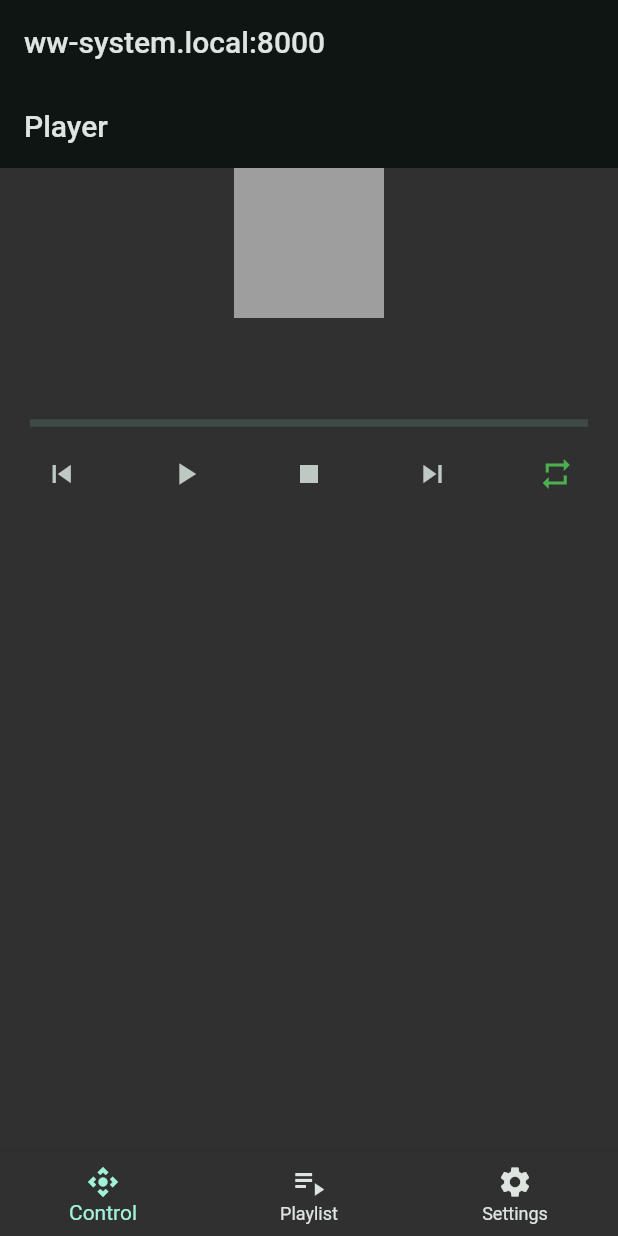
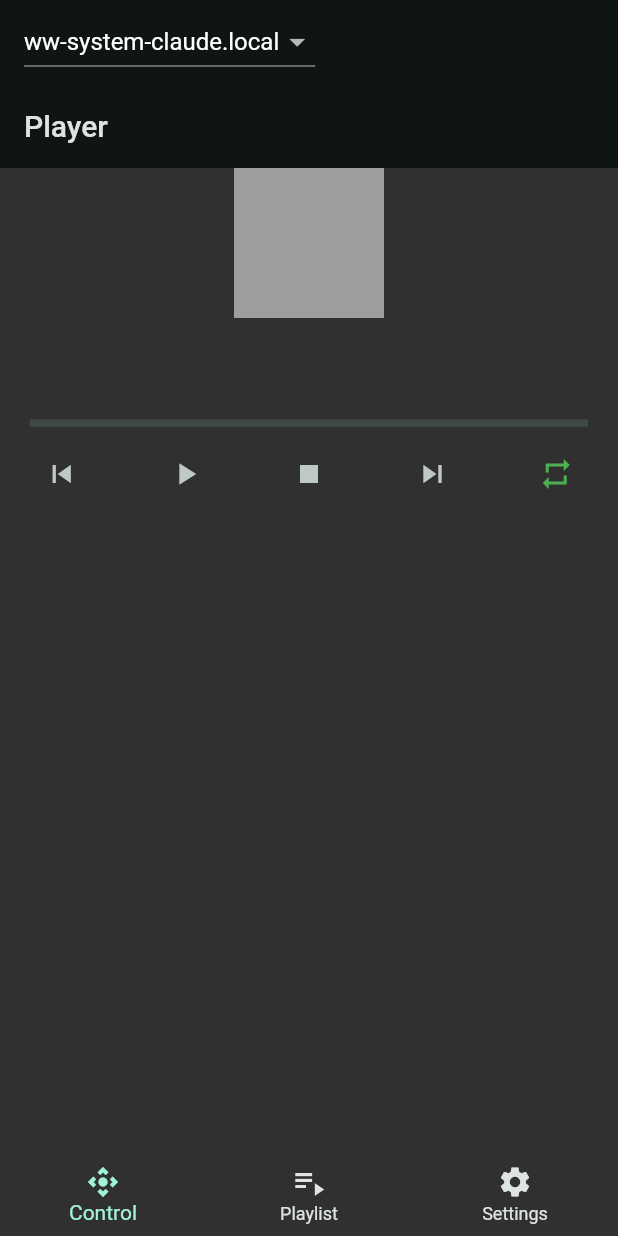
Before and after one commit to eshkrab/ww_system_gui, a Flutter app: the screen it shows after launch, on a phone screen of 412 x 824 dp. Run offline on Flutter 3.47's test engine with Material 2 defaults, Android fonts, the phone set to English and light mode, and no system bars; our stand-ins replace dio, file_picker; network calls fail.

Commit message:
nodes nodes nodes no nodes

```diff
--- a/lib/main.dart
+++ b/lib/main.dart
@@ -24,7 +24,7 @@ class MyApp extends StatelessWidget {
   Widget build(BuildContext context) {
     final appSettings = AppSettings(
       isDarkModeEnabled: true,
-      serverIP: 'ww-system.local',
+      serverIP: 'ww-system-claude.local',
       serverPort: 8000,
     );
 
@@ -72,6 +72,53 @@ class MyApp extends StatelessWidget {
   }
 }
 
+class MyHomePage extends StatelessWidget {
+  final String title;
+
+  MyHomePage({required this.title});
+
+  @override
+  Widget build(BuildContext context) {
+    return Consumer3<AppSettingsProvider, NavigationProvider, PlayerProvider>(
+      builder: (context, appSettingsProvider, navProvider, playerProvider, _) {
+        return Scaffold(
+          appBar: AppBar(
+            title: DropdownButton(
+              value: appSettingsProvider.appSettings.serverIP,
+              onChanged: (value) {
+                appSettingsProvider.updateServerSettings(
+                    serverIP: value.toString());
+              },
+              items: appSettingsProvider.appSettings.serverNodes
+                  .map<DropdownMenuItem<String>>((node) {
+                return DropdownMenuItem(
+                  value: node.ip ?? node.hostname!,
+                  child: Text(node.ip ?? node.hostname!),
+                );
+              }).toList(),
+            ),
+          ),
+          body: IndexedStack(
+            index: navProvider.selectedIndex,
+            children: [
+              PlayerPage(),
+              MediaPage(),
+              SettingsPage(),
+            ],
+          ),
+          bottomNavigationBar: BottomNavigationBar(
+            items: bottomNavItems,
+            currentIndex: navProvider.selectedIndex,
+            onTap: navProvider.onItemTapped,
+            selectedItemColor: Theme.of(context).colorScheme.onPrimaryContainer,
+            unselectedItemColor: Theme.of(context).colorScheme.onBackground,
+          ),
+        );
+      },
+    );
+  }
+}
+
 // class MyHomePage extends StatelessWidget {
 //   final String title;
 //
@@ -83,21 +130,8 @@ class MyApp extends StatelessWidget {
 //       builder: (context, appSettingsProvider, navProvider, playerProvider, _) {
 //         return Scaffold(
 //           appBar: AppBar(
-//             title: DropdownButton(
-//               value: appSettingsProvider.appSettings.serverIP,
-//               onChanged: (value) {
-//                 appSettingsProvider.updateServerSettings(
-//                     serverIP: value.toString());
-//                 // appSettingsProvider.notifyListeners(); // Update dependents
-//               },
-//               items: appSettingsProvider.appSettings.serverNodes
-//                   .map<DropdownMenuItem<String>>((node) {
-//                 return DropdownMenuItem(
-//                   value: node.ip ?? node.hostname!,
-//                   child: Text(node.ip ?? node.hostname!),
-//                 );
-//               }).toList(),
-//             ),
+//             title: Text(
+//                 "${appSettingsProvider.appSettings.serverIP}:${appSettingsProvider.appSettings.serverPort}"),
 //           ),
 //           body: IndexedStack(
 //             index: navProvider.selectedIndex,
@@ -119,38 +153,3 @@ class MyApp extends StatelessWidget {
 //     );
 //   }
 // }
-
-class MyHomePage extends StatelessWidget {
-  final String title;
-
-  MyHomePage({required this.title});
-
-  @override
-  Widget build(BuildContext context) {
-    return Consumer3<AppSettingsProvider, NavigationProvider, PlayerProvider>(
-      builder: (context, appSettingsProvider, navProvider, playerProvider, _) {
-        return Scaffold(
-          appBar: AppBar(
-            title: Text(
-                "${appSettingsProvider.appSettings.serverIP}:${appSettingsProvider.appSettings.serverPort}"),
-          ),
-          body: IndexedStack(
-            index: navProvider.selectedIndex,
-            children: [
-              PlayerPage(),
-              MediaPage(),
-              SettingsPage(),
-            ],
-          ),
-          bottomNavigationBar: BottomNavigationBar(
-            items: bottomNavItems,
-            currentIndex: navProvider.selectedIndex,
-            onTap: navProvider.onItemTapped,
-            selectedItemColor: Theme.of(context).colorScheme.onPrimaryContainer,
-            unselectedItemColor: Theme.of(context).colorScheme.onBackground,
-          ),
-        );
-      },
-    );
-  }
-}
```
Also changed, not shown: 3 other files.
